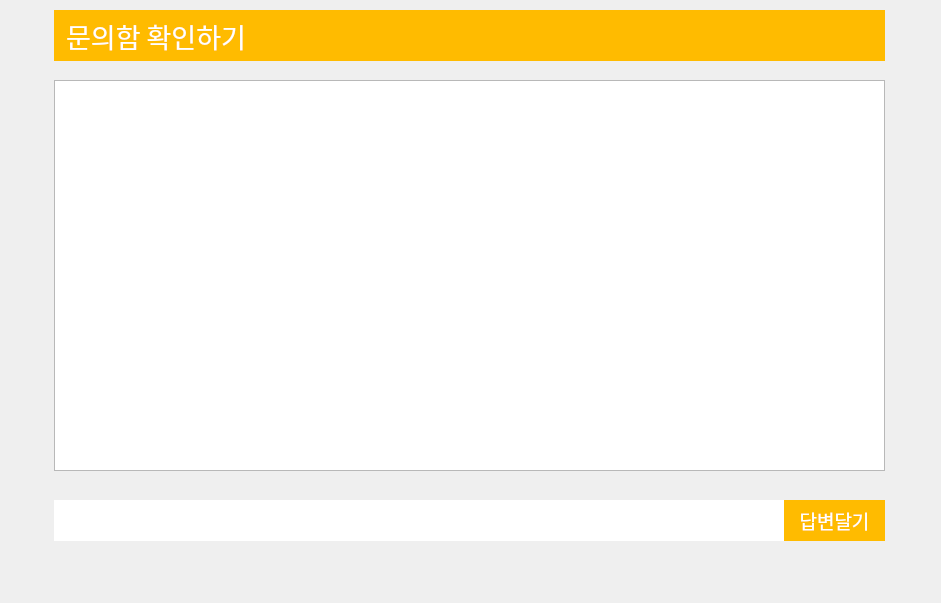
This is snack_bar.ui in jungyeonwoo265/snack_bar as Qt 5 draws it before an edit. The edited form follows.
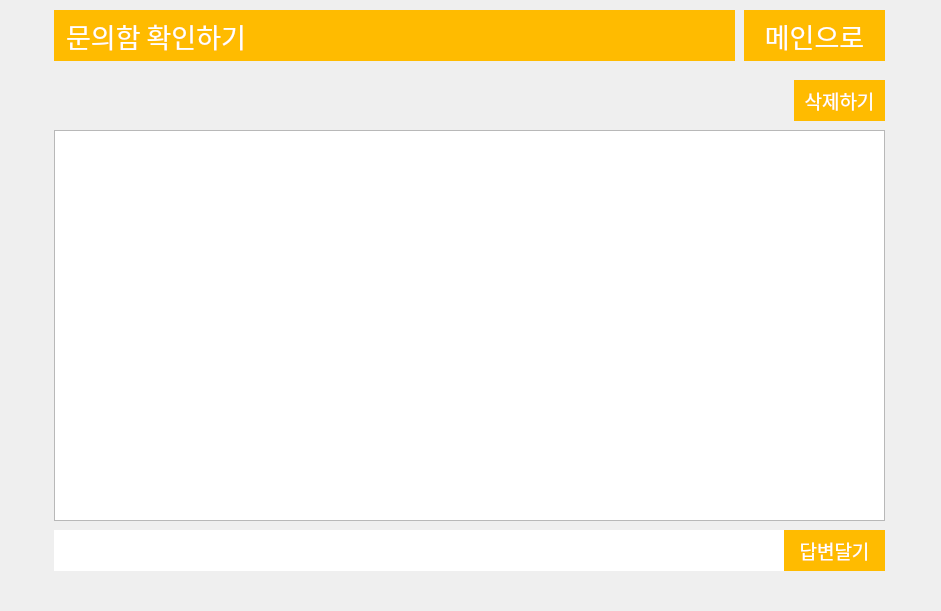
This is the edited form. The open tabs and pages were chosen to show the change. Icons and pictures are not drawn.

Commit message: 문의하기 완료

Diff of the .ui file:
```diff
--- a/snack_bar.ui
+++ b/snack_bar.ui
@@ -7,7 +7,7 @@
     <x>0</x>
     <y>0</y>
     <width>941</width>
-    <height>603</height>
+    <height>611</height>
    </rect>
   </property>
   <property name="windowTitle">
@@ -1613,7 +1613,7 @@
       <rect>
        <x>40</x>
        <y>0</y>
-       <width>831</width>
+       <width>681</width>
        <height>51</height>
       </rect>
      </property>
@@ -1636,7 +1636,7 @@
      <property name="geometry">
       <rect>
        <x>40</x>
-       <y>70</y>
+       <y>120</y>
        <width>831</width>
        <height>391</height>
       </rect>
@@ -1646,7 +1646,7 @@
      <property name="geometry">
       <rect>
        <x>40</x>
-       <y>490</y>
+       <y>520</y>
        <width>731</width>
        <height>41</height>
       </rect>
@@ -1660,7 +1660,7 @@
      <property name="geometry">
       <rect>
        <x>770</x>
-       <y>490</y>
+       <y>520</y>
        <width>101</width>
        <height>41</height>
       </rect>
@@ -1682,6 +1682,58 @@
       <string>답변달기</string>
      </property>
     </widget>
+    <widget class="QPushButton" name="manager_sales_del">
+     <property name="geometry">
+      <rect>
+       <x>780</x>
+       <y>70</y>
+       <width>91</width>
+       <height>41</height>
+      </rect>
+     </property>
+     <property name="font">
+      <font>
+       <family>경기천년바탕 Bold</family>
+       <pointsize>14</pointsize>
+      </font>
+     </property>
+     <property name="styleSheet">
+      <string notr="true">background-color:rgb(255,187,0);
+color:white;
+border-style: solid;
+
+</string>
+     </property>
+     <property name="text">
+      <string>삭제하기</string>
+     </property>
+    </widget>
+    <widget class="QPushButton" name="logout_manager_button_3">
+     <property name="geometry">
+      <rect>
+       <x>730</x>
+       <y>0</y>
+       <width>141</width>
+       <height>51</height>
+      </rect>
+     </property>
+     <property name="font">
+      <font>
+       <family>경기천년바탕 Bold</family>
+       <pointsize>20</pointsize>
+      </font>
+     </property>
+     <property name="styleSheet">
+      <string notr="true">background-color:rgb(255,187,0);
+border-style: solid;
+
+color:white;
+</string>
+     </property>
+     <property name="text">
+      <string>메인으로</string>
+     </property>
+    </widget>
    </widget>
   </widget>
  </widget>
```
Left out of the diff: 59 changed lines with no effect on the pictures. The commit also changes 2 other files.
